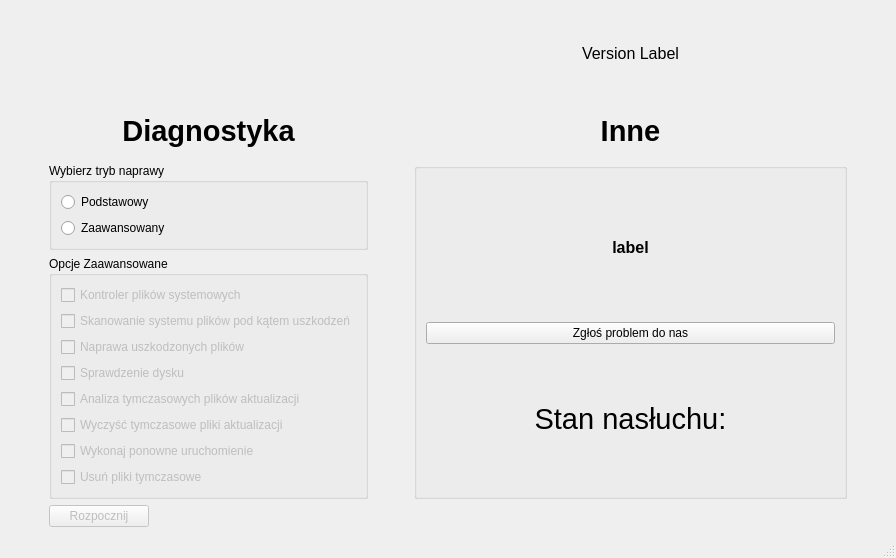
This is Win_diagnosis_Klient/mainwindow.ui in lukpro681/PC-Diagnostic-Center as Qt 5 draws it before an edit. The edited form follows.
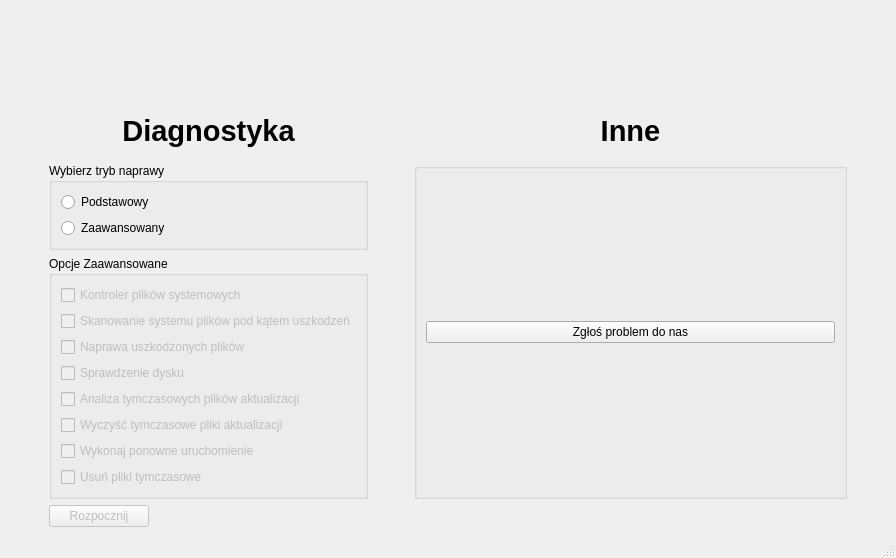
This is the edited form. Icons and pictures are not drawn.

Diff of the .ui file:
```diff
--- a/Win_diagnosis_Klient/mainwindow.ui
+++ b/Win_diagnosis_Klient/mainwindow.ui
@@ -293,7 +293,7 @@
        <string/>
       </property>
       <layout class="QGridLayout" name="gridLayout_4">
-       <item row="1" column="0">
+       <item row="0" column="0">
         <widget class="QPushButton" name="report_prob">
          <property name="enabled">
           <bool>true</bool>
@@ -303,44 +303,6 @@
          </property>
         </widget>
        </item>
-       <item row="0" column="0">
-        <widget class="QLabel" name="label_2">
-         <property name="font">
-          <font>
-           <pointsize>12</pointsize>
-           <weight>75</weight>
-           <bold>true</bold>
-          </font>
-         </property>
-         <property name="styleSheet">
-          <string notr="true"/>
-         </property>
-         <property name="text">
-          <string>label</string>
-         </property>
-         <property name="alignment">
-          <set>Qt::AlignCenter</set>
-         </property>
-         <property name="wordWrap">
-          <bool>true</bool>
-         </property>
-        </widget>
-       </item>
-       <item row="2" column="0">
-        <widget class="QLabel" name="nasluchCheck">
-         <property name="font">
-          <font>
-           <pointsize>22</pointsize>
-          </font>
-         </property>
-         <property name="text">
-          <string>Stan nasłuchu:</string>
-         </property>
-         <property name="alignment">
-          <set>Qt::AlignCenter</set>
-         </property>
-        </widget>
-       </item>
       </layout>
      </widget>
     </item>
@@ -385,27 +347,6 @@
       </property>
      </spacer>
     </item>
-    <item row="1" column="3">
-     <widget class="QLabel" name="welcome">
-      <property name="font">
-       <font>
-        <pointsize>12</pointsize>
-       </font>
-      </property>
-      <property name="text">
-       <string>&lt;html&gt;&lt;head/&gt;&lt;body&gt;&lt;p&gt;Version Label&lt;/p&gt;&lt;/body&gt;&lt;/html&gt;</string>
-      </property>
-      <property name="scaledContents">
-       <bool>false</bool>
-      </property>
-      <property name="alignment">
-       <set>Qt::AlignCenter</set>
-      </property>
-      <property name="wordWrap">
-       <bool>true</bool>
-      </property>
-     </widget>
-    </item>
    </layout>
   </widget>
   <widget class="QStatusBar" name="statusbar"/>
```
Left out of the diff: 2 changed lines with no effect on the pictures.
